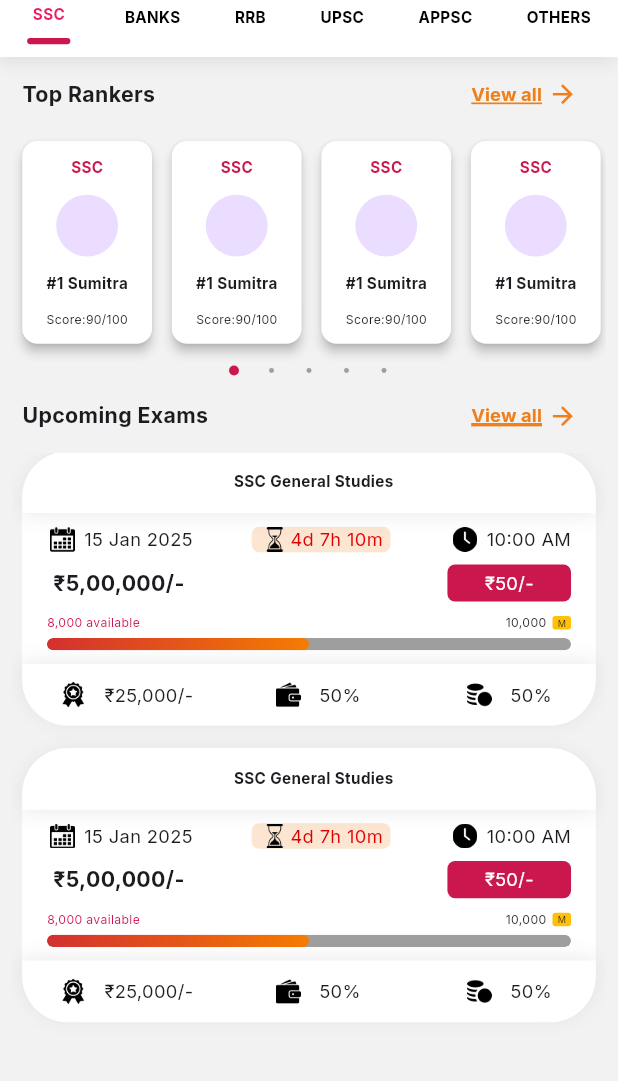
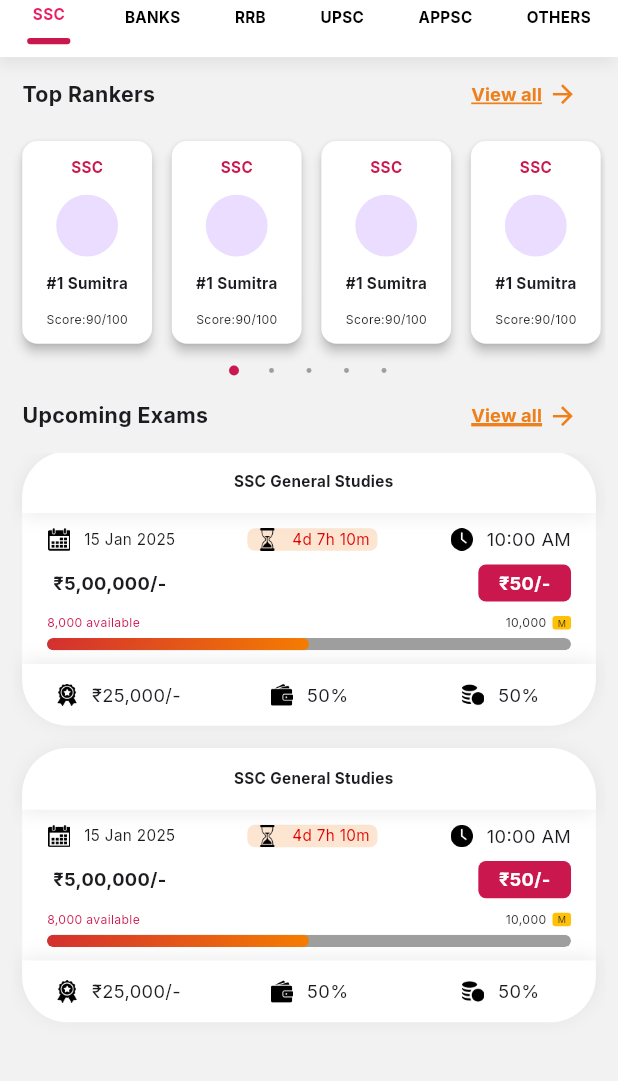
Before and after one commit to arun-kumar-bidila/demo-rankify, a Flutter app: the screen it shows after launch, on a phone screen of 412 x 824 dp, the part 116-1197 px from its top. Run offline on Flutter 3.47's test engine with Material 3 defaults, Android fonts, the phone set to English and light mode, and no system bars; drawn by our look-alikes of badges; our stand-ins replace another_carousel_pro, firebase_auth, firebase_core, flutter_keyboard_visibility, flutter_screenutil, google_fonts and 1 more; accounts and stored records are empty.

Commit message:
fix(homepage):fixed homepage layout

```diff
--- a/lib/features/dashboard/widgets/bottomcontainer.dart
+++ b/lib/features/dashboard/widgets/bottomcontainer.dart
@@ -26,12 +26,12 @@ class Bottomcontainer extends StatelessWidget {
         children: [
           Image.asset(
             imagePath,
-            width: Screensize.width * 0.1,
-            height: Screensize.height * 0.02,
+            width: Screensize.width * 0.04,
+            height: Screensize.height * 0.018,
           ),
-          // SizedBox(
-          //   width: Screensize.width * 0.01,
-          // ),
+          SizedBox(
+            width: Screensize.width * 0.02,
+          ),
           Text(
             valueText,
             style: TextStyle(fontSize: 12.sp),
--- a/lib/features/dashboard/widgets/middlecontainer.dart
+++ b/lib/features/dashboard/widgets/middlecontainer.dart
@@ -49,15 +49,15 @@ class _MiddlecontainerState extends State<Middlecontainer> {
             children: [
               Image.asset(
                 "icons/calendar.png",
-                width: Screensize.width * 0.05,
-                height: Screensize.height * 0.02,
+                width: Screensize.width * 0.04,
+                height: Screensize.height * 0.018,
               ),
               SizedBox(
-                width: Screensize.width * 0.01,
+                width: Screensize.width * 0.02,
               ),
               Text(
                 "15 Jan 2025",
-                style: TextStyle(fontSize: 12.sp),
+                style: TextStyle(fontSize: 10.sp),
               )
             ],
           ),
@@ -73,13 +73,16 @@ class _MiddlecontainerState extends State<Middlecontainer> {
             children: [
               Image.asset(
                 "icons/hour-glass.png",
-                width: Screensize.width * 0.05,
-                height: Screensize.height * 0.02,
+                width: Screensize.width * 0.04,
+                height: Screensize.height * 0.018,
+              ),
+               SizedBox(
+                width: Screensize.width * 0.02,
               ),
               Text(
                 "4d 7h 10m",
                 style: TextStyle(
-                    fontSize: 12.sp, color: Color.fromRGBO(224, 0, 0, 1)),
+                    fontSize: 10.sp, color: Color.fromRGBO(224, 0, 0, 1)),
               )
             ],
           ),
@@ -94,11 +97,11 @@ class _MiddlecontainerState extends State<Middlecontainer> {
             children: [
               Image.asset(
                 "icons/time.png",
-                width: Screensize.width * 0.05,
-                height: Screensize.height * 0.02,
+                width: Screensize.width * 0.04,
+                height: Screensize.height * 0.018,
               ),
               SizedBox(
-                width: Screensize.width * 0.01,
+                width: Screensize.width * 0.02,
               ),
               Text(
                 "10:00 AM",
@@ -119,11 +122,11 @@ class _MiddlecontainerState extends State<Middlecontainer> {
         children: [
           Text(
             "₹5,00,000/-",
-            style: TextStyle(fontSize: 14.sp, fontWeight: FontWeight.bold),
+            style: TextStyle(fontSize: 12.sp, fontWeight: FontWeight.bold),
           ),
           Container(
             height: Screensize.height * 0.03,
-            width: Screensize.width * 0.2,
+            width: Screensize.width * 0.15,
             // padding: EdgeInsets.only(top:2.r,bottom: 2.r),
             decoration: BoxDecoration(
                 color: GlobalColors.buttonColor,
@@ -131,7 +134,7 @@ class _MiddlecontainerState extends State<Middlecontainer> {
             child: Center(
               child: Text(
                 "₹50/-",
-                style: TextStyle(color: Colors.white, fontSize: 12.sp),
+                style: TextStyle(color: Colors.white, fontSize: 12.sp,fontWeight: FontWeight.bold),
               ),
             ),
           )
```
